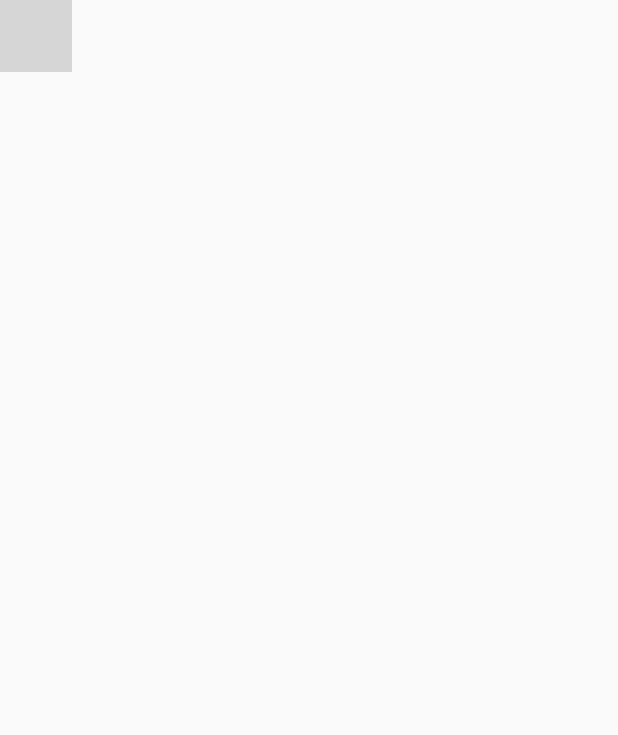
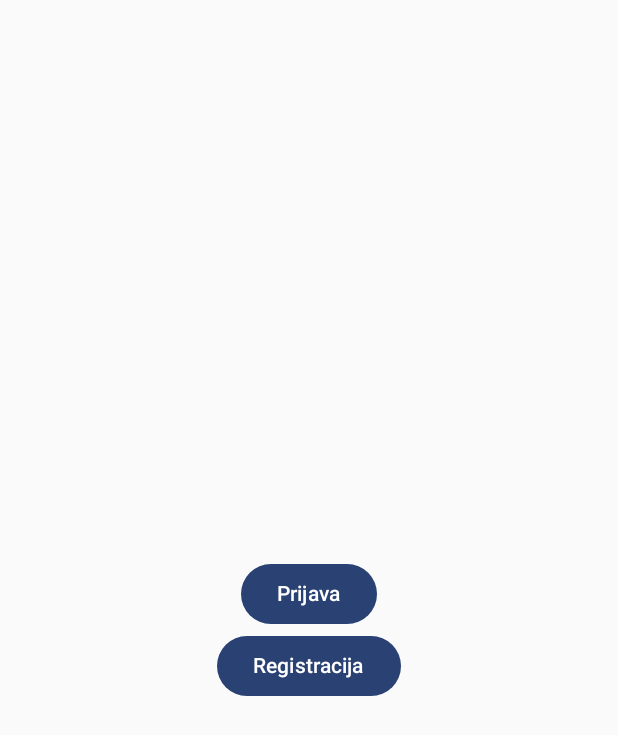
Before and after one commit to LeeLongH/empProjekt, an Android app built with Jetpack Compose: the LoginRegisterScreen screen opened through its navigation route, on a phone screen of 412 x 824 dp. Shown: the top 735 px of the screen. Run offline under Robolectric (Android 15) with nearby library versions, the phone set to English and light mode, and no system bars; our stand-ins replace Room's generated code; grey boxes are pictures that could not be loaded.

```diff
--- a/app/build.gradle.kts
+++ b/app/build.gradle.kts
@@ -44,7 +44,7 @@ android {
 dependencies {
     //implementation(libs.kotlinx.serialization.json)
     //implementation(libs.okhttp)
-
+    //implementation 'com.google.android.gms:play-services-speech:21.0.1'
     implementation(libs.androidx.core.ktx)
     implementation(libs.androidx.lifecycle.runtime.ktx)
     implementation(libs.androidx.activity.compose)
@@ -65,4 +65,8 @@ dependencies {
     ksp(libs.androidx.room.compiler)
     implementation(libs.androidx.room.runtime) // obvezna knjižnica
     implementation(libs.androidx.room.ktx) // opcijsko, za coroutines podporo
+
+    //API
+    //implementation(libs.play.services.speech)
+
 }
--- a/app/src/main/AndroidManifest.xml
+++ b/app/src/main/AndroidManifest.xml
@@ -2,13 +2,14 @@
 <manifest xmlns:android="http://schemas.android.com/apk/res/android"
     xmlns:tools="http://schemas.android.com/tools">
 
-    <uses-permission android:name="android.permission.RECORD_AUDIO"/>
     <uses-permission android:name="android.permission.INTERNET"/>
     <uses-permission android:name="android.permission.READ_EXTERNAL_STORAGE"
         android:maxSdkVersion="32" />
+    <uses-permission android:name="android.permission.RECORD_AUDIO" />
     <uses-permission android:name="android.permission.WRITE_EXTERNAL_STORAGE"
         android:maxSdkVersion="32"
         tools:ignore="ScopedStorage" />
+
 
     <application
         android:allowBackup="true"
--- /dev/null
+++ b/app/src/main/java/com/example/stepcounter/ui/LoginRegisterScreen.kt
@@ -0,0 +1,86 @@
+package com.example.stepcounter.ui
+
+import android.content.Context
+import android.widget.Toast
+import androidx.compose.foundation.clickable
+import androidx.compose.foundation.layout.Arrangement
+import androidx.compose.foundation.layout.Column
+import androidx.compose.foundation.layout.Spacer
+import androidx.compose.foundation.layout.fillMaxSize
+import androidx.compose.foundation.layout.fillMaxWidth
+import androidx.compose.foundation.layout.height
+import androidx.compose.foundation.layout.padding
+import androidx.compose.foundation.text.KeyboardOptions
+import androidx.compose.material3.Button
+import androidx.compose.material3.OutlinedTextField
+import androidx.compose.material3.Text
+import androidx.compose.runtime.Composable
+import androidx.compose.runtime.LaunchedEffect
+import androidx.compose.runtime.collectAsState
+import androidx.compose.runtime.getValue
+import androidx.compose.runtime.mutableStateOf
+import androidx.compose.runtime.remember
+import androidx.compose.runtime.setValue
+import androidx.compose.ui.Alignment
+import androidx.compose.ui.Modifier
+import androidx.compose.ui.graphics.Color
+import androidx.compose.ui.platform.LocalContext
+import androidx.compose.ui.platform.LocalSoftwareKeyboardController
+import androidx.compose.ui.res.stringResource
+import androidx.compose.ui.text.TextStyle
+import androidx.compose.ui.text.font.FontWeight
+import androidx.compose.ui.text.input.ImeAction
+import androidx.compose.ui.text.input.KeyboardType
+import androidx.compose.ui.text.input.PasswordVisualTransformation
+import androidx.compose.ui.text.style.TextAlign
+import androidx.compose.ui.unit.dp
+import androidx.compose.ui.unit.sp
+import androidx.lifecycle.viewmodel.compose.viewModel
+import androidx.navigation.NavController
+import com.example.stepcounter.R
+
+
+
+@Composable
+fun LoginRegisterScreen(viewModel: StepCounterViewModel = viewModel(), navController: NavController){
+
+
+
+    // Handle registration status (optional)
+    val uiState by viewModel.uiState.collectAsState()
+
+
+    Column(
+        modifier = Modifier
+            .fillMaxSize()
+            .padding(16.dp),
+        verticalArrangement = Arrangement.Center,
+        horizontalAlignment = Alignment.CenterHorizontally
+    ) {
+
+
+
+
+
+
+
+        Spacer(modifier = Modifier.height(16.dp))
+
+        // Login button
+        Button(onClick = {
+                navController.navigate("Login")
+            }
+        ) {
+            Text(text = stringResource(R.string.btn_login))
+        }
+
+        // Register button
+        Button(onClick = {
+            navController.navigate("Register")
+        }
+        ) {
+            Text(text = stringResource(R.string.btn_register))
+        }
+
+    }
+}
--- a/build.gradle.kts
+++ b/build.gradle.kts
@@ -4,5 +4,4 @@ plugins {
     alias(libs.plugins.kotlin.android) apply false
     alias(libs.plugins.kotlin.compose) apply false
     id("com.google.devtools.ksp") version "2.0.21-1.0.27" apply false
-
 }
--- a/gradle/libs.versions.toml
+++ b/gradle/libs.versions.toml
@@ -16,6 +16,7 @@ okhttp = "4.10.0"
 roomCompiler = "2.6.1"
 
 [libraries]
+#play-services-speech = { module = "com.google.android.gms:play-services-speech", version = "21.0.1" }
 androidx-core-ktx = { group = "androidx.core", name = "core-ktx", version.ref = "coreKtx" }
 androidx-lifecycle-viewmodel-ktx = { module = "androidx.lifecycle:lifecycle-viewmodel-ktx", version.ref = "lifecycleViewmodelKtx" }
 androidx-lifecycle-viewmodel-savedstate = { module = "androidx.lifecycle:lifecycle-viewmodel-savedstate", version.ref = "lifecycleViewmodelSavedstate" }
```
Also changed, not shown: app/src/main/java/com/example/stepcounter/ui/AudioRecorder.kt (added, +65 -0 lines), app/src/main/java/com/example/stepcounter/ui/ReportScreen.kt (+47 -41 lines).
